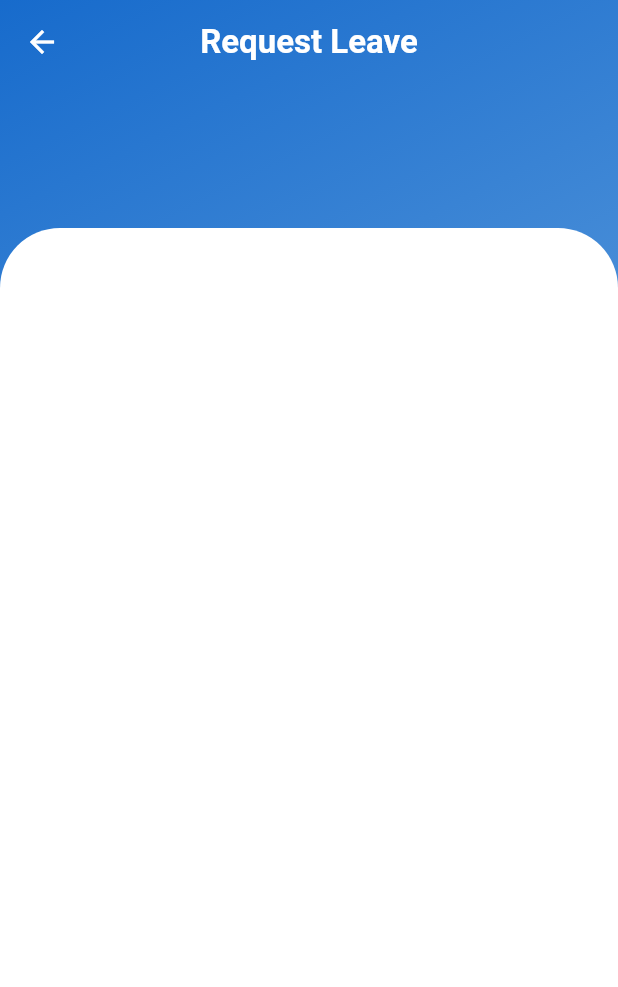
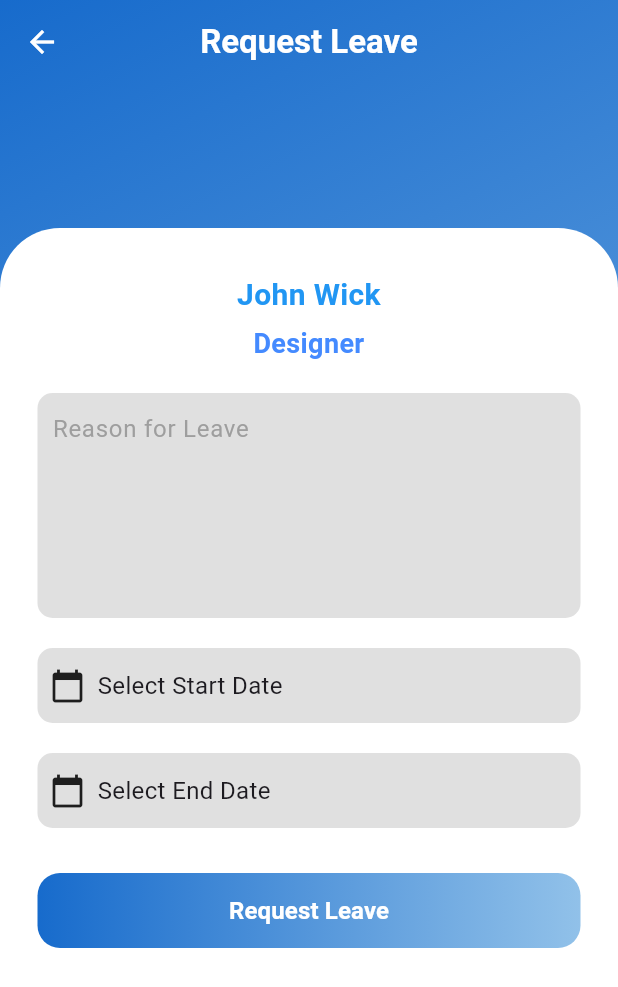
Before and after one commit to Manishrajmss13/Payroll_Management_App, a Flutter app: the RequestLeavePage screen opened directly, on a phone screen of 412 x 824 dp. Shown: the top 987 px of the screen. Run offline on Flutter 3.47's test engine with Material 3 defaults, Android fonts, the phone set to English and light mode, and no system bars.

Commit message:
Request Leave page

```diff
--- a/lib/main.dart
+++ b/lib/main.dart
@@ -19,7 +19,7 @@ class MyApp extends StatelessWidget
     (
       debugShowCheckedModeBanner: false,
       title:"Payzo App",
-      home: AdminHome(),
+      home: WelcomeScreen(),
     );
   }
 }
--- a/lib/screens/employee/employee_home.dart
+++ b/lib/screens/employee/employee_home.dart
@@ -103,7 +103,7 @@ class EmployeeHome extends StatelessWidget {
                           onPressed: () => Navigator.push(
                             context,
                             MaterialPageRoute(
-                              builder: (context) => const ProfilePage(employeeName: 'John Doe',),
+                              builder: (context) => const ProfilePage(employeeName: 'John Wick',),
                             ),
                           ),
                         ),
--- a/lib/screens/employee/profile.dart
+++ b/lib/screens/employee/profile.dart
@@ -42,13 +42,13 @@ class _ProfilePageState extends State<ProfilePage> {
                 child: Column(
                   crossAxisAlignment: CrossAxisAlignment.start,
                   children: [
-                    _buildProfileRow('ID', '917722H005'),
+                    _buildProfileRow('ID', '007'),
                     _buildProfileRow('Name', widget.employeeName),
-                    _buildProfileRow('Age', '28'),
+                    _buildProfileRow('Age', '20'),
                     _buildProfileRow('Gender', 'Male'),
                     _divider(),
                     const SizedBox(height: 20),
-                    _buildProfileRow('Role', 'Software Engineer'),
+                    _buildProfileRow('Role', 'Employee'),
                     _buildProfileRow('Designation', 'Developer'),
                     _divider(),
                     const SizedBox(height: 20),
--- a/lib/screens/employee/request_leave.dart
+++ b/lib/screens/employee/request_leave.dart
@@ -1,4 +1,5 @@
 import 'package:flutter/material.dart';
+import 'package:intl/intl.dart'; // For date formatting
 import 'package:payroll_system/widgets/custom_scaffold.dart';
 
 class RequestLeavePage extends StatefulWidget {
@@ -9,31 +10,84 @@ class RequestLeavePage extends StatefulWidget {
 }
 
 class _RequestLeavePageState extends State<RequestLeavePage> {
+  final TextEditingController reasonController = TextEditingController();
+  DateTime? startDate;
+  DateTime? endDate;
+
   @override
   Widget build(BuildContext context) {
     return CustomScaffold(
-      apptitle: const Text("Request Leave",
-          style: TextStyle(
-            color: Colors.white,
-            fontWeight: FontWeight.bold,
-          )),
+      apptitle: const Text(
+        "Request Leave",
+        style: TextStyle(
+          color: Colors.white,
+          fontWeight: FontWeight.bold,
+        ),
+      ),
       child: Column(
         children: [
           const Expanded(
             flex: 1,
-            child: SizedBox(
-              height: 10,
-            ),
+            child: SizedBox(height: 10),
           ),
           Expanded(
             flex: 7,
             child: Container(
-              padding: const EdgeInsets.fromLTRB(25.0, 50.0, 25.0, 20.0),
+              padding: const EdgeInsets.fromLTRB(25.0, 30.0, 25.0, 20.0),
               decoration: const BoxDecoration(
                 color: Colors.white,
                 borderRadius: BorderRadius.only(
                   topLeft: Radius.circular(40.0),
                   topRight: Radius.circular(40.0),
+                ),
+              ),
+              child: SingleChildScrollView(
+                child: Column(
+                  children: [
+                    // Name and Role Section
+                    _buildCenteredText("John Wick", Colors.blue, 20.0),
+                    const SizedBox(height: 5),
+                    _buildCenteredText("Designer", Colors.blueAccent, 18.0),
+                    const SizedBox(height: 20),
+
+                    // Reason for Leave
+                    _buildReasonField(),
+
+                    const SizedBox(height: 20),
+
+                    // Start Date Selector
+                    _buildDateSelector(
+                      label: "Start Date",
+                      selectedDate: startDate,
+                      onTap: () async {
+                        final pickedDate = await _selectDate();
+                        if (pickedDate != null) {
+                          setState(() {
+                            startDate = pickedDate;
+                          });
+                        }
+                      },
+                    ),
+                    const SizedBox(height: 20),
+
+                    // End Date Selector
+                    _buildDateSelector(
+                      label: "End Date",
+                      selectedDate: endDate,
+                      onTap: () async {
+                        final pickedDate = await _selectDate();
+                        if (pickedDate != null) {
+                          setState(() {
+                            endDate = pickedDate;
+                          });
+                        }
+                      },
+                    ),
+                    const SizedBox(height: 30),
+
+                    // Submit Button
+                    _buildSubmitButton(),
+                  ],
                 ),
               ),
             ),
@@ -42,4 +96,131 @@ class _RequestLeavePageState extends State<RequestLeavePage> {
       ),
     );
   }
+
+  // Method to build centered text
+  Widget _buildCenteredText(String text, Color color, double fontSize) {
+    return Text(
+      text,
+      textAlign: TextAlign.center,
+      style: TextStyle(
+        color: color,
+        fontSize: fontSize,
+        fontWeight: FontWeight.bold,
+      ),
+    );
+  }
+
+  // Method to build reason field
+  Widget _buildReasonField() {
+    return Container(
+      height: 150,
+      decoration: BoxDecoration(
+        color: Colors.grey[300],
+        borderRadius: BorderRadius.circular(10),
+      ),
+      child: Padding(
+        padding: const EdgeInsets.symmetric(horizontal: 10),
+        child: TextField(
+          controller: reasonController,
+          autocorrect: true,
+          maxLines: null,
+          decoration: const InputDecoration(
+            border: InputBorder.none,
+            hintText: "Reason for Leave",
+            hintStyle: TextStyle(color: Colors.grey),
+          ),
+        ),
+      ),
+    );
+  }
+
+  // Method to build date selector
+  Widget _buildDateSelector({
+    required String label,
+    required DateTime? selectedDate,
+    required VoidCallback onTap,
+  }) {
+    return GestureDetector(
+      onTap: onTap,
+      child: Container(
+        height: 50,
+        decoration: BoxDecoration(
+          color: Colors.grey[300],
+          borderRadius: BorderRadius.circular(10),
+        ),
+        child: Row(
+          children: [
+            const Padding(
+              padding: EdgeInsets.all(8.0),
+              child: Icon(Icons.calendar_today),
+            ),
+            Text(
+              selectedDate != null
+                  ? DateFormat('dd/MM/yyyy').format(selectedDate)
+                  : "Select $label",
+              style: const TextStyle(fontSize: 16),
+            ),
+          ],
+        ),
+      ),
+    );
+  }
+
+  // Method to build submit button
+  Widget _buildSubmitButton() {
+    return Container(
+      width: double.infinity,
+      height: 50,
+      decoration: BoxDecoration(
+        borderRadius: BorderRadius.circular(15.0),
+        gradient: const LinearGradient(
+          colors: [
+            Color.fromARGB(255, 23, 107, 204), // Dark blue
+            Color.fromARGB(255, 145, 193, 233), // Light blue
+          ],
+        ),
+      ),
+      child: ElevatedButton(
+        onPressed: _handleSubmit,
+        style: ElevatedButton.styleFrom(
+          backgroundColor: Colors.transparent,
+          shadowColor: Colors.transparent,
+        ),
+        child: const Text(
+          "Request Leave",
+          style: TextStyle(
+            fontSize: 16,
+            fontWeight: FontWeight.bold,
+            color: Colors.white,
+          ),
+        ),
+      ),
+    );
+  }
+
+  // Method to handle form submission
+  void _handleSubmit() {
+    if (reasonController.text.isNotEmpty &&
+        startDate != null &&
+        endDate != null) {
+      ScaffoldMessenger.of(context).showSnackBar(
+        const SnackBar(content: Text("Leave Requested Successfully!")),
+      );
+    } else {
+      ScaffoldMessenger.of(context).showSnackBar(
+        const SnackBar(content: Text("Please fill in all required fields.")),
+      );
+    }
+  }
+
+  // Helper method to select a date
+  // Helper method to select a date
+  Future<DateTime?> _selectDate() {
+    return showDatePicker(
+      context: context,
+      initialDate: DateTime.now(),
+      firstDate: DateTime.now(), // Prevent selecting dates before today
+      lastDate: DateTime(2100),
+    );
+  }
 }
--- a/pubspec.yaml
+++ b/pubspec.yaml
@@ -36,6 +36,7 @@ dependencies:
   # Use with the CupertinoIcons class for iOS style icons.
   cupertino_icons: ^1.0.8
   icons_plus: ^4.0.0
+  intl: ^0.20.1
 
 
 dev_dependencies:
```
Also changed, not shown: pubspec.lock.
